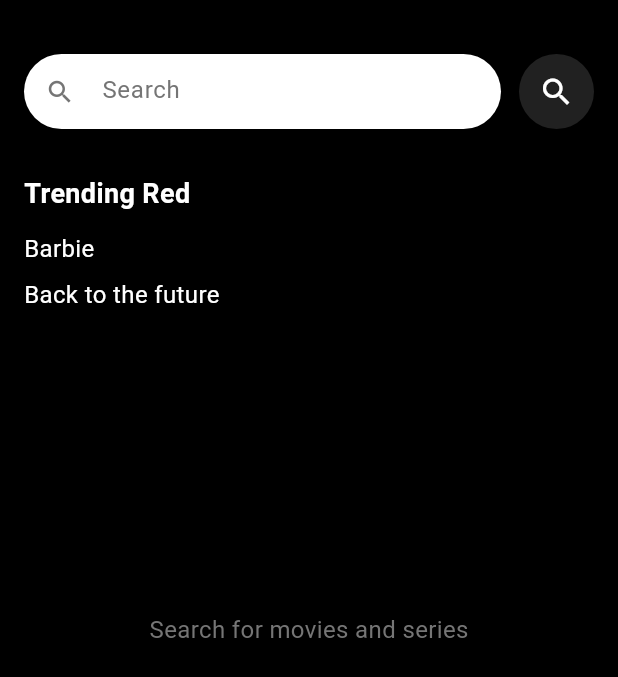
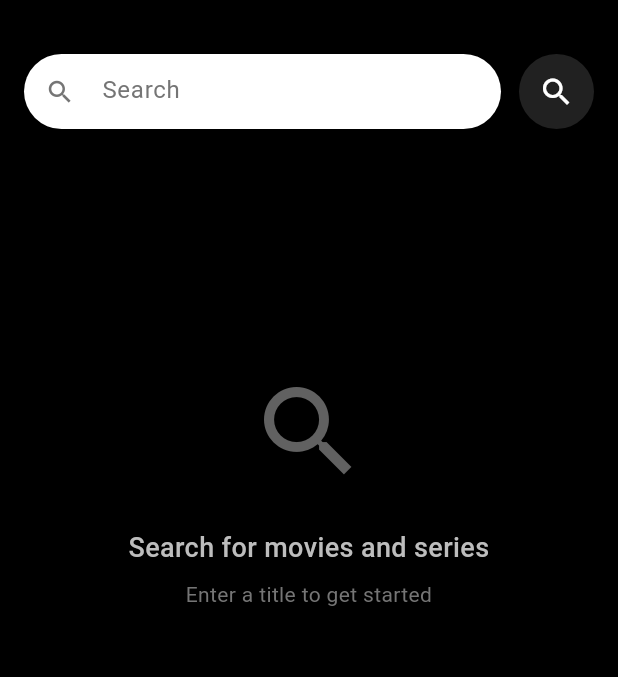
Before and after one commit to RAJHI-ISMAIL/CineScope, a Flutter app: the SearchPage screen opened directly, on a phone screen of 412 x 824 dp. Shown: the top 677 px of the screen. Run offline on Flutter 3.47's test engine with Material 3 defaults, Android fonts, the phone set to English and light mode, and no system bars; network calls fail.

Commit message:
Add searching page with good design

```diff
--- a/lib/pages/search_page.dart
+++ b/lib/pages/search_page.dart
@@ -19,26 +19,38 @@ class _SearchPageState extends State<SearchPage> {
 
   void _performSearch() async {
     String query = _searchController.text.trim();
-    if (query.isEmpty) return;
+    if (query.isEmpty) {
+      setState(() {
+        _errorMessage = 'Please enter a search term';
+      });
+      return;
+    }
 
     setState(() {
       _isLoading = true;
       _errorMessage = '';
+      _searchResults = [];
     });
 
     try {
+      print('Searching for: $query'); // Debug log
       final results = await _apiService.searchMovies(query);
+      print('Received ${results.length} results'); // Debug log
+
       setState(() {
         _searchResults = results;
         _isLoading = false;
         if (results.isEmpty) {
-          _errorMessage = 'No results found';
+          _errorMessage =
+              'No results found for "$query".\nTry different keywords.';
         }
       });
     } catch (e) {
+      print('Search error: $e'); // Debug log
       setState(() {
         _isLoading = false;
-        _errorMessage = 'Error searching movies';
+        _errorMessage =
+            'Error searching movies.\nCheck your internet connection.';
       });
     }
   }
@@ -222,54 +234,58 @@ class _SearchPageState extends State<SearchPage> {
                   Center(
                     child: Padding(
                       padding: const EdgeInsets.all(32.0),
-                      child: Text(
+                      child: Column(
+                        children: [
+                          Icon(
+                            Icons.search_off,
+                            size: 64,
+                            color: Colors.grey[700],
+                          ),
+                          const SizedBox(height: 16),
+                          Text(
                             _errorMessage,
-                        style: TextStyle(color: Colors.grey[600], fontSize: 16),
+                            textAlign: TextAlign.center,
+                            style: TextStyle(
+                              color: Colors.grey[400],
+                              fontSize: 16,
+                              height: 1.5,
+                            ),
+                          ),
+                        ],
                       ),
                     ),
                   )
                 else
-                  // Trending Section (default view)
-                  Column(
-                    crossAxisAlignment: CrossAxisAlignment.start,
+                  // Default view - empty state
+                  Center(
+                    child: Padding(
+                      padding: const EdgeInsets.all(32.0),
+                      child: Column(
                         children: [
-                      const Text(
-                        'Trending Red',
+                          const SizedBox(height: 100),
+                          Icon(Icons.search, size: 80, color: Colors.grey[700]),
+                          const SizedBox(height: 24),
+                          Text(
+                            'Search for movies and series',
+                            textAlign: TextAlign.center,
                             style: TextStyle(
-                          color: Colors.white,
+                              color: Colors.grey[400],
                               fontSize: 18,
-                          fontWeight: FontWeight.w600,
-                        ),
-                      ),
-                      const SizedBox(height: 12),
-                      const Text(
-                        'Barbie',
-                        style: TextStyle(
-                          color: Colors.white,
-                          fontSize: 16,
-                          fontWeight: FontWeight.w400,
+                              fontWeight: FontWeight.w500,
                             ),
                           ),
                           const SizedBox(height: 8),
-                      const Text(
-                        'Back to the future',
-                        style: TextStyle(
-                          color: Colors.white,
-                          fontSize: 16,
-                          fontWeight: FontWeight.w400,
-                        ),
-                      ),
-                      const SizedBox(height: 200),
-                      Center(
-                        child: Text(
-                          'Search for movies and series',
+                          Text(
+                            'Enter a title to get started',
+                            textAlign: TextAlign.center,
                             style: TextStyle(
                               color: Colors.grey[600],
-                            fontSize: 16,
-                          ),
+                              fontSize: 14,
                             ),
                           ),
                         ],
+                      ),
+                    ),
                   ),
               ],
             ),
```
Also changed, not shown: lib/pages/movie_detail_page.dart (+115 -89 lines), lib/services/omdb_api_service.dart (+8 -2 lines), 2 other files. Lines whose indentation alone changed are shown as unchanged.
